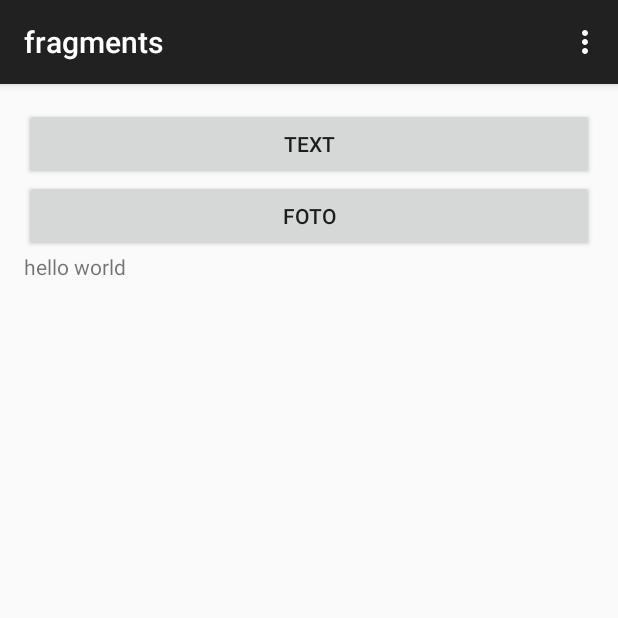
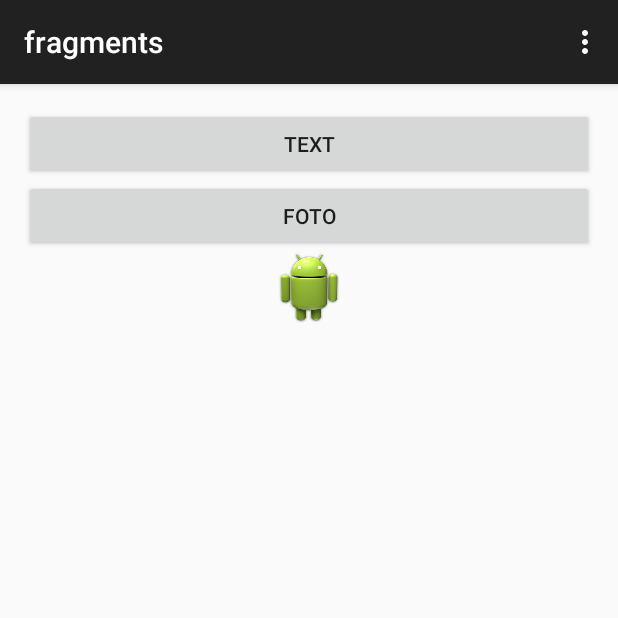
Before and after one commit to xevi06/Rating, an Android app: the screen it shows after launch (MainActivity), in the options menu, after a tap on "Settings", on a phone screen of 412 x 824 dp, the top half of it. Run offline under Robolectric (Android 15) with nearby library versions, the phone set to English and light mode, and no system bars.

Commit message:
frame layout, alternança de fragments

```diff
--- a/fragments/src/main/java/com/example/fragments/MainActivity.java
+++ b/fragments/src/main/java/com/example/fragments/MainActivity.java
@@ -4,7 +4,10 @@ import android.support.v7.app.ActionBarActivity;
 import android.os.Bundle;
 import android.view.Menu;
 import android.view.MenuItem;
+import android.view.View;
 import android.widget.Button;
+
+import com.example.fragments.fragments.BasicFragment;
 
 
 public class MainActivity extends ActionBarActivity {
@@ -15,14 +18,30 @@ public class MainActivity extends ActionBarActivity {
    private void setup(){
        button1 = (Button) findViewById(R.id.button1);
        button2 = (Button) findViewById(R.id.button2);
-
    }
 
     @Override
     protected void onCreate(Bundle savedInstanceState) {
         super.onCreate(savedInstanceState);
         setContentView(R.layout.activity_main);
+
         setup();
+
+        button1.setOnClickListener(new View.OnClickListener() {
+            @Override
+            public void onClick(View v) {
+                getFragmentManager().beginTransaction().replace(R.id.frameLayout, new BasicFragment(false)).commit();
+            }
+        });
+
+        button2.setOnClickListener(new View.OnClickListener() {
+            @Override
+            public void onClick(View v) {
+                getFragmentManager().beginTransaction().replace(R.id.frameLayout, new BasicFragment(true)).commit();
+            }
+        });
+
+
     }
 
 
--- a/fragments/src/main/java/com/example/fragments/fragments/BasicFragment.java
+++ b/fragments/src/main/java/com/example/fragments/fragments/BasicFragment.java
@@ -13,9 +13,16 @@ import com.example.fragments.R;
  * Created by Propietario on 29/01/2015.
  */
 public class BasicFragment extends Fragment {
+    boolean foto;
+
+    public BasicFragment(boolean foto){
+        this.foto = foto;
+    }
     @Nullable
     @Override
+
     public View onCreateView(LayoutInflater inflater, ViewGroup container, Bundle savedInstanceState) {
-            return inflater.inflate(R.layout.fragment_basic, container,false);
+            if(foto) return inflater.inflate(R.layout.fragment_basic2, container,false);
+            else return inflater.inflate(R.layout.fragment_basic, container,false);
     }
 }
--- a/fragments/src/main/res/layout/activity_main.xml
+++ b/fragments/src/main/res/layout/activity_main.xml
@@ -18,11 +18,12 @@
         android:layout_width="match_parent"
         android:layout_height="wrap_content" />
 
-    <fragment
-        android:name="com.example.fragments.fragments.BasicFragment"
-        android:id="@+id/fragment"
+    <FrameLayout
         android:layout_width="match_parent"
-        android:layout_height="wrap_content"/>
+        android:layout_height="wrap_content"
+        android:id="@+id/frameLayout">
+        </FrameLayout>
+
 
 
 </LinearLayout>
--- a/fragments/src/main/res/layout/fragment_basic2.xml
+++ b/fragments/src/main/res/layout/fragment_basic2.xml
@@ -1,7 +1,7 @@
 <?xml version="1.0" encoding="utf-8"?>
 <ImageView xmlns:android="http://schemas.android.com/apk/res/android"
     android:layout_width="match_parent"
-    android:layout_height="match_parent"
+    android:layout_height="wrap_content"
     android:src="@drawable/ic_launcher">
 
 </ImageView>
```
